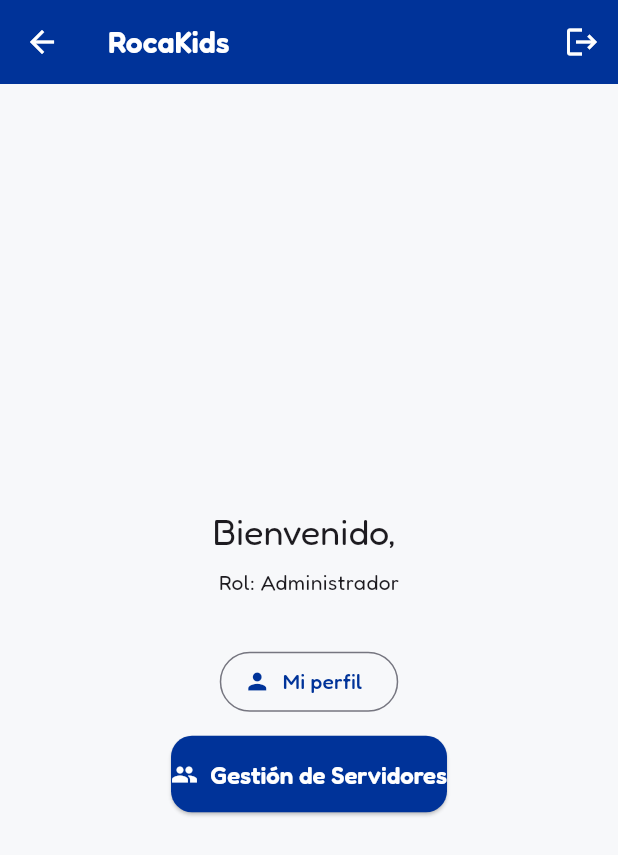
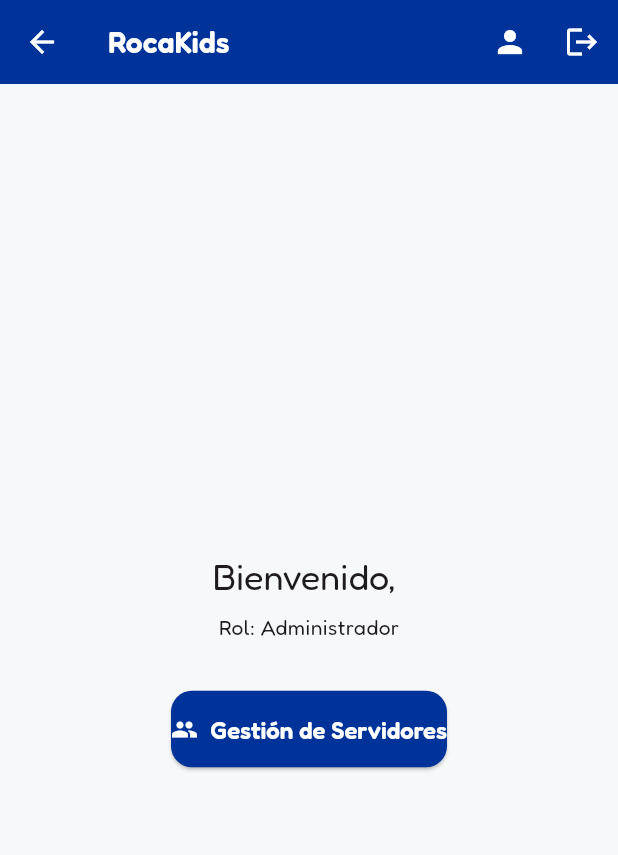
Before and after one commit to geregius/rocakids-app, a Flutter app: the HomeScreen screen opened directly with empty values, on a phone screen of 412 x 824 dp. Shown: the top 855 px of the screen. Run offline on Flutter 3.47's test engine with Material 3 defaults, Android fonts, the phone set to English and light mode, and no system bars; our stand-ins replace cloud_firestore, firebase_auth, firebase_core, firebase_storage, google_fonts, image_picker; accounts and stored records are empty.

Commit message:
Mover botón 'Mi perfil' a la barra superior, junto a cerrar sesión

```diff
--- a/app/lib/screens/home_screen.dart
+++ b/app/lib/screens/home_screen.dart
@@ -17,6 +17,15 @@
         title: const Text('RocaKids'),
         actions: [
           IconButton(
+            icon: const Icon(Icons.person),
+            tooltip: 'Mi perfil',
+            onPressed: () => showModalBottomSheet<void>(
+              context: context,
+              isScrollControlled: true,
+              builder: (_) => UserEditSheet(usuario: usuario, esAdmin: true),
+            ),
+          ),
+          IconButton(
             icon: const Icon(Icons.logout),
             tooltip: 'Cerrar sesión',
             onPressed: () => AuthService().signOut(),
@@ -34,16 +43,6 @@
             const SizedBox(height: 8),
             Text('Rol: ${usuario.rol.etiqueta}'),
             const SizedBox(height: 32),
-            OutlinedButton.icon(
-              icon: const Icon(Icons.person),
-              label: const Text('Mi perfil'),
-              onPressed: () => showModalBottomSheet<void>(
-                context: context,
-                isScrollControlled: true,
-                builder: (_) => UserEditSheet(usuario: usuario, esAdmin: true),
-              ),
-            ),
-            const SizedBox(height: 12),
             if (usuario.rol == RolUsuario.administrador)
               ElevatedButton.icon(
                 icon: const Icon(Icons.people),
```
Also changed, not shown: app/lib/screens/modulo_en_construccion_screen.dart (+9 -10 lines).
